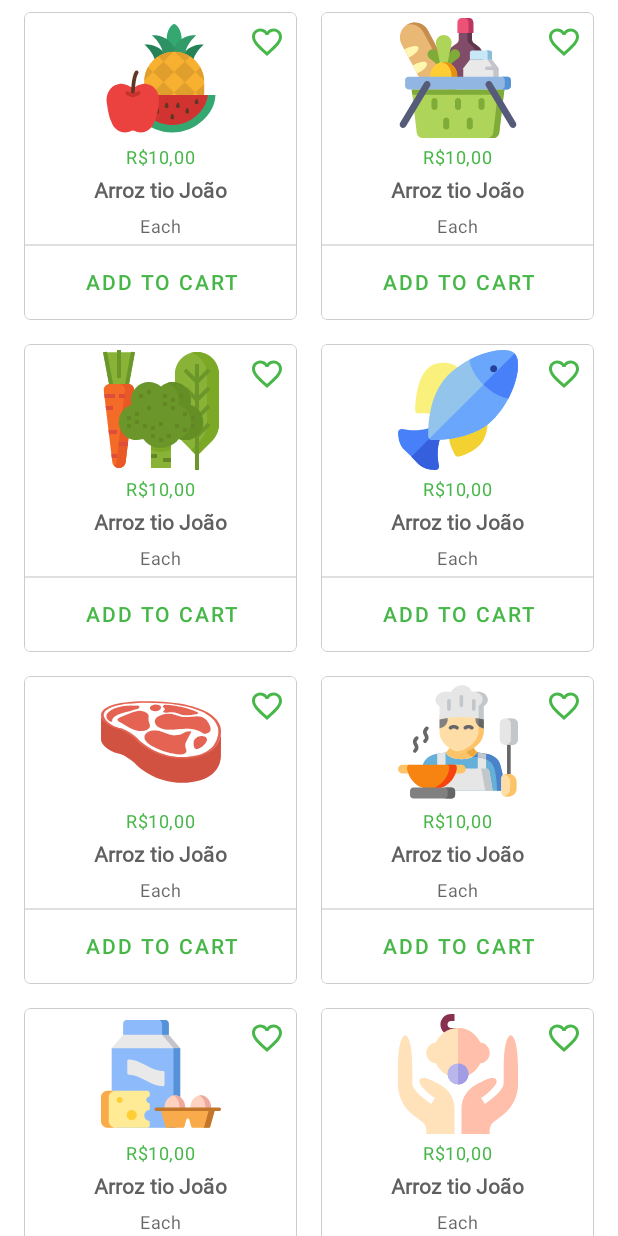
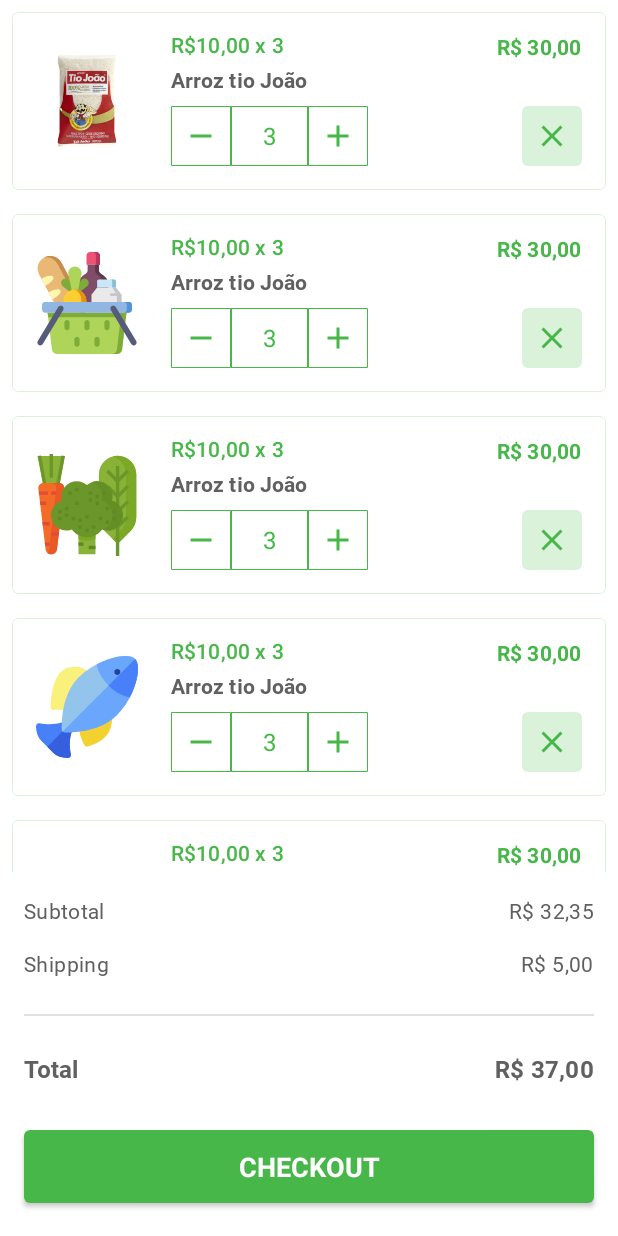
Before and after one commit to anthonylopez15/ecommerce, an Android app: the screen it shows after launch (MainActivity), on a phone screen of 412 x 824 dp. Run offline under Robolectric (Android 15) with nearby library versions, the phone set to English and light mode, and no system bars.

Commit message:
Implementing shop cart screen

```diff
--- a/app/build.gradle
+++ b/app/build.gradle
@@ -29,14 +29,14 @@ dependencies {
     implementation "org.jetbrains.kotlin:kotlin-stdlib:$kotlin_version"
     implementation 'androidx.core:core-ktx:1.1.0'
     implementation 'androidx.appcompat:appcompat:1.2.0'
-    implementation 'androidx.constraintlayout:constraintlayout:2.0.1'
+    implementation 'androidx.constraintlayout:constraintlayout:2.0.4'
     implementation 'androidx.legacy:legacy-support-v4:1.0.0'
     implementation 'com.google.android.material:material:1.3.0-alpha03'
     testImplementation 'junit:junit:4.12'
     androidTestImplementation 'androidx.test.ext:junit:1.1.2'
     androidTestImplementation 'androidx.test.espresso:espresso-core:3.3.0'
 
-    api 'com.google.android.material:material:1.1.0-alpha06'
+    api 'com.google.android.material:material:1.3.0-alpha03'
 
 
 
--- a/app/src/main/java/br/com/anthony/ecommerce/CategoryAdapter.kt
+++ b/app/src/main/java/br/com/anthony/ecommerce/CategoryAdapter.kt
@@ -29,7 +29,7 @@ class CategoryAdapter : RecyclerView.Adapter<CategoryAdapter.ViewHolder>() {
                 6 -> R.drawable.ic_cooking
                 7 -> R.drawable.ic_food
                 8 -> R.drawable.ic_baby_care
-                else -> R.drawable.ic_fruits
+                else -> R.mipmap.arroz_tio_joao
             }
         )
 
@@ -39,7 +39,7 @@ class CategoryAdapter : RecyclerView.Adapter<CategoryAdapter.ViewHolder>() {
 
         val layoutInflater = LayoutInflater.from(parent.context)
         val view = layoutInflater
-            .inflate(R.layout.product_item, parent, false)
+            .inflate(R.layout.cart_item, parent, false)
 
         return ViewHolder(view)
     }
--- /dev/null
+++ b/app/src/main/java/br/com/anthony/ecommerce/DynamicHeightImageView.java
@@ -0,0 +1,43 @@
+package br.com.anthony.ecommerce;
+
+import android.content.Context;
+import android.util.AttributeSet;
+import android.view.View;
+
+import androidx.appcompat.widget.AppCompatImageView;
+
+public class DynamicHeightImageView extends AppCompatImageView {
+
+    private double mHeightRatio;
+
+    public DynamicHeightImageView(Context context, AttributeSet attrs) {
+        super(context, attrs);
+    }
+
+    public DynamicHeightImageView(Context context) {
+        super(context);
+    }
+
+    public void setHeightRatio(double ratio) {
+        if (ratio != mHeightRatio) {
+            mHeightRatio = ratio;
+            requestLayout();
+        }
+    }
+
+    public double getHeightRatio() {
+        return mHeightRatio;
+    }
+
+    @Override
+    protected void onMeasure(int widthMeasureSpec, int heightMeasureSpec) {
+        if (mHeightRatio > 0.0) {
+            // set the image views size
+            int width = View.MeasureSpec.getSize(widthMeasureSpec);
+            int height = (int) (width * mHeightRatio);
+            setMeasuredDimension(width, height);
+        } else {
+            super.onMeasure(widthMeasureSpec, heightMeasureSpec);
+        }
+    }
+}
--- a/app/src/main/java/br/com/anthony/ecommerce/MainActivity.kt
+++ b/app/src/main/java/br/com/anthony/ecommerce/MainActivity.kt
@@ -17,12 +17,12 @@ class MainActivity : AppCompatActivity() {
 
     override fun onCreate(savedInstanceState: Bundle?) {
         super.onCreate(savedInstanceState)
-        setContentView(R.layout.fragment_categories)
+        setContentView(R.layout.fragment_cart)
 
-        viewManager = GridLayoutManager(this, 2)
+        viewManager = GridLayoutManager(this, 1)
         viewAdapter = CategoryAdapter()
 
-        recyclerView = findViewById(R.id.categories_list)
+        recyclerView = findViewById(R.id.cart_list)
         recyclerView.layoutManager = viewManager
         recyclerView.adapter = viewAdapter
     }
--- a/app/src/main/res/drawable-mdpi/square_border.xml
+++ b/app/src/main/res/drawable-mdpi/square_border.xml
@@ -3,8 +3,8 @@
     android:shape="rectangle">
     <solid android:color="@android:color/transparent" />
     <stroke
-        android:width="1dp"
+        android:width="0.5dp"
         android:color="@color/secondaryColor" />
 
-    <corners android:radius="2dp"/>
+<!--    <corners android:radius="2dp"/>-->
 </shape>
--- /dev/null
+++ b/app/src/main/res/drawable/ic_close.xml
@@ -0,0 +1,5 @@
+<vector android:height="24dp" android:tint="#48B749"
+    android:viewportHeight="24" android:viewportWidth="24"
+    android:width="24dp" xmlns:android="http://schemas.android.com/apk/res/android">
+    <path android:fillColor="@android:color/white" android:pathData="M19,6.41L17.59,5 12,10.59 6.41,5 5,6.41 10.59,12 5,17.59 6.41,19 12,13.41 17.59,19 19,17.59 13.41,12z"/>
+</vector>
--- /dev/null
+++ b/app/src/main/res/layout/cart_item.xml
@@ -0,0 +1,172 @@
+<?xml version="1.0" encoding="utf-8"?>
+<LinearLayout xmlns:android="http://schemas.android.com/apk/res/android"
+    xmlns:app="http://schemas.android.com/apk/res-auto"
+    xmlns:tools="http://schemas.android.com/tools"
+    android:layout_width="match_parent"
+    android:layout_height="wrap_content"
+    android:gravity="center"
+    android:orientation="vertical">
+
+
+    <com.google.android.material.card.MaterialCardView
+        android:id="@+id/card"
+        android:layout_width="match_parent"
+        android:layout_height="wrap_content"
+        android:layout_margin="8dp"
+        app:cardBackgroundColor="@android:color/white"
+        app:cardElevation="0dp"
+        app:layout_constraintTop_toTopOf="parent"
+        app:strokeColor="@color/secondaryVariantColor"
+        app:strokeWidth="0.8dp">
+
+        <androidx.constraintlayout.widget.ConstraintLayout
+            android:layout_width="match_parent"
+            android:layout_height="match_parent"
+            android:orientation="vertical">
+
+            <br.com.anthony.ecommerce.DynamicHeightImageView
+                android:id="@+id/image_product"
+                android:layout_width="100dp"
+                android:layout_height="100dp"
+                android:adjustViewBounds="true"
+                android:contentDescription="@string/todo"
+                android:padding="16dp"
+                android:scaleType="centerCrop"
+                app:layout_constraintBottom_toBottomOf="parent"
+                app:layout_constraintStart_toStartOf="parent"
+                app:layout_constraintTop_toTopOf="parent"
+                tools:srcCompat="@drawable/ic_fish" />
+
+            <LinearLayout
+                android:id="@+id/prod_details"
+                android:layout_width="wrap_content"
+                android:layout_height="wrap_content"
+                android:orientation="vertical"
+                android:layout_marginTop="8dp"
+                android:layout_marginStart="6dp"
+                app:layout_constraintStart_toEndOf="@id/image_product"
+                app:layout_constraintBottom_toTopOf="@id/buttons"
+                app:layout_constraintTop_toTopOf="parent">
+
+                <TextView
+                    android:layout_width="wrap_content"
+                    android:layout_height="wrap_content"
+                    android:layout_marginTop="4dp"
+                    android:layout_marginBottom="2dp"
+                    android:text="R$10,00 x 3"
+                    android:textAppearance="@style/TextAppearance.MaterialComponents.Subtitle2"
+                    android:textColor="?attr/colorAccent"
+                    android:textColorHint="@color/secondaryColor" />
+
+                <TextView
+                    android:id="@+id/product_desc"
+                    android:layout_width="wrap_content"
+                    android:layout_height="wrap_content"
+                    android:layout_marginTop="2dp"
+                    android:layout_marginBottom="4dp"
+                    android:fontFamily="@font/roboto_bold"
+                    android:text="Arroz tio João"
+                    android:textAppearance="@style/TextAppearance.MaterialComponents.Subtitle2"
+                    android:textColor="@color/primaryTextColor"
+                    android:textStyle="bold" />
+
+            </LinearLayout>
+
+
+            <androidx.constraintlayout.widget.ConstraintLayout
+                android:id="@+id/buttons"
+                android:layout_width="0dp"
+                android:layout_height="wrap_content"
+                android:layout_marginBottom="16dp"
+                android:layout_marginTop="4dp"
+                app:layout_constraintBottom_toBottomOf="parent"
+                app:layout_constraintStart_toStartOf="@+id/prod_details"
+                app:layout_constraintTop_toBottomOf="@id/prod_details">
+
+                <com.google.android.material.floatingactionbutton.ExtendedFloatingActionButton
+                    android:id="@+id/btn_remove"
+                    style="@style/Widget.App.FloatingActionButtonSquareCut"
+                    android:layout_width="wrap_content"
+                    android:layout_height="wrap_content"
+                    android:contentDescription="@string/todo"
+                    android:stateListAnimator="@null"
+                    app:collapsedSize="40dp"
+                    app:elevation="0dp"
+                    app:icon="@drawable/ic_remove"
+                    app:layout_constraintBottom_toBottomOf="parent"
+                    app:layout_constraintEnd_toStartOf="@+id/tv_quantity"
+                    app:layout_constraintStart_toStartOf="parent"
+                    app:layout_constraintTop_toTopOf="parent"
+                    app:strokeColor="@color/secondaryColor"
+                    app:strokeWidth="0.5dp" />
+
+                <TextView
+                    android:id="@+id/tv_quantity"
+                    android:layout_width="0dp"
+                    android:layout_height="0dp"
+                    android:background="@drawable/square_border"
+                    android:gravity="center"
+                    android:text="3"
+                    android:textAlignment="gravity"
+                    android:textAppearance="@style/TextAppearance.MaterialComponents.Body1"
+                    android:textColor="@color/colorAccent"
+                    app:layout_constraintBottom_toBottomOf="parent"
+                    app:layout_constraintEnd_toStartOf="@+id/btn_add"
+                    app:layout_constraintStart_toEndOf="@+id/btn_remove"
+                    app:layout_constraintTop_toTopOf="@id/btn_remove"
+                    app:layout_constraintWidth_percent="0.39" />
+
+                <com.google.android.material.floatingactionbutton.ExtendedFloatingActionButton
+                    android:id="@+id/btn_add"
+                    style="@style/Widget.App.FloatingActionButtonSquareCut"
+                    android:layout_width="wrap_content"
+                    android:layout_height="wrap_content"
+                    android:contentDescription="@string/todo"
+                    android:stateListAnimator="@null"
+                    app:collapsedSize="40dp"
+                    app:elevation="0dp"
+                    app:icon="@drawable/ic_add"
+                    app:layout_constraintBottom_toBottomOf="parent"
+                    app:layout_constraintEnd_toEndOf="parent"
+                    app:layout_constraintStart_toEndOf="@+id/tv_quantity"
+                    app:layout_constraintTop_toTopOf="@id/btn_remove"
+                    app:strokeColor="@color/secondaryColor"
+                    app:strokeWidth="0.5dp" />
+
+            </androidx.constraintlayout.widget.ConstraintLayout>
+
+            <TextView
+                android:id="@+id/cart_item_value"
+                android:layout_width="wrap_content"
+                android:layout_height="wrap_content"
+                android:layout_marginEnd="16dp"
+                android:layout_marginTop="5dp"
+                android:fontFamily="sans-serif"
+                android:text="R$ 30,00"
+                android:textAppearance="@style/TextAppearance.MaterialComponents.Subtitle2"
+                android:textColor="@color/secondaryColor"
+                android:textSize="14sp"
+                android:textStyle="bold"
+                app:layout_constraintEnd_toEndOf="parent"
+                app:layout_constraintTop_toTopOf="@id/prod_details" />
+
+            <com.google.android.material.floatingactionbutton.ExtendedFloatingActionButton
+                android:id="@+id/cancel_item"
+                style="@style/Widget.App.FloatingActionButtonSquareRounded"
+                android:layout_width="wrap_content"
+                android:layout_height="wrap_content"
+                android:stateListAnimator="@null"
+                app:backgroundTint="@color/secondaryVariantColor"
+                app:borderWidth="0dp"
+                app:collapsedSize="40dp"
+                app:elevation="0dp"
+                app:icon="@drawable/ic_close"
+                app:layout_constraintBottom_toBottomOf="@id/buttons"
+                app:layout_constraintEnd_toEndOf="@id/cart_item_value" />
+
+
+        </androidx.constraintlayout.widget.ConstraintLayout>
+
+    </com.google.android.material.card.MaterialCardView>
+
+</LinearLayout>
--- /dev/null
+++ b/app/src/main/res/layout/fragment_cart.xml
@@ -0,0 +1,108 @@
+<?xml version="1.0" encoding="utf-8"?>
+<androidx.constraintlayout.widget.ConstraintLayout xmlns:android="http://schemas.android.com/apk/res/android"
+    xmlns:app="http://schemas.android.com/apk/res-auto"
+    xmlns:tools="http://schemas.android.com/tools"
+    android:layout_width="match_parent"
+    android:layout_height="match_parent">
+
+
+    <androidx.recyclerview.widget.RecyclerView
+        android:id="@+id/cart_list"
+        android:layout_width="match_parent"
+        android:layout_height="0dp"
+        android:layout_marginBottom="16dp"
+        app:layoutManager="androidx.recyclerview.widget.LinearLayoutManager"
+        app:layout_constraintBottom_toTopOf="@id/subtotal_label"
+        app:layout_constraintEnd_toEndOf="parent"
+        app:layout_constraintStart_toStartOf="parent"
+        app:layout_constraintTop_toTopOf="parent"
+        app:spanCount="1"
+        tools:listitem="@layout/cart_item" />
+
+    <TextView
+        android:id="@+id/subtotal_label"
+        style="@style/TextViewNormal14"
+        android:layout_width="wrap_content"
+        android:layout_height="wrap_content"
+        android:layout_marginStart="16dp"
+        android:layout_marginBottom="16dp"
+        android:text="Subtotal"
+        app:layout_constraintBottom_toTopOf="@+id/shipping_label"
+        app:layout_constraintStart_toStartOf="parent" />
+
+    <TextView
+        android:id="@+id/shipping_label"
+        style="@style/TextViewNormal14"
+        android:layout_width="wrap_content"
+        android:layout_height="wrap_content"
+        android:layout_marginBottom="24dp"
+        android:text="Shipping"
+        app:layout_constraintBottom_toTopOf="@id/divider2"
+        app:layout_constraintStart_toStartOf="@id/subtotal_label" />
+
+    <TextView
+        android:id="@+id/textView"
+        style="@style/TextViewNormal14"
+        android:layout_width="wrap_content"
+        android:layout_height="wrap_content"
+        android:layout_marginEnd="16dp"
+        android:text="R$ 32,35"
+        app:layout_constraintEnd_toEndOf="parent"
+        app:layout_constraintTop_toTopOf="@+id/subtotal_label" />
+
+    <TextView
+        android:id="@+id/textView2"
+        style="@style/TextViewNormal14"
+        android:layout_width="wrap_content"
+        android:layout_height="wrap_content"
+        android:text="R$ 5,00"
+        app:layout_constraintEnd_toEndOf="@id/textView"
+        app:layout_constraintTop_toTopOf="@+id/shipping_label" />
+
+    <View
+        android:id="@+id/divider2"
+        android:layout_width="match_parent"
+        android:layout_height="1dp"
+        android:layout_marginStart="16dp"
+        android:layout_marginEnd="16dp"
+        android:layout_marginBottom="24dp"
+        android:background="?android:attr/listDivider"
+        app:layout_constraintBottom_toTopOf="@id/textView3"
+        app:layout_constraintEnd_toEndOf="parent"
+        app:layout_constraintStart_toStartOf="parent" />
+
+    <TextView
+        android:id="@+id/textView3"
+        android:layout_width="wrap_content"
+        android:layout_height="wrap_content"
+        android:layout_marginBottom="24dp"
+        android:text="Total"
+        app:layout_constraintBottom_toTopOf="@+id/button2"
+        app:layout_constraintStart_toStartOf="@id/subtotal_label"
+        style="@style/TextViewBold16" />
+
+    <TextView
+        android:id="@+id/textView4"
+        android:layout_width="wrap_content"
+        android:layout_height="wrap_content"
+        android:text="R$ 37,00"
+        style="@style/TextViewBold16"
+        app:layout_constraintEnd_toEndOf="@id/textView"
+        app:layout_constraintTop_toTopOf="@+id/textView3" />
+
+    <com.google.android.material.button.MaterialButton
+        android:id="@+id/button2"
+        style="@style/Button.Contained"
+        android:layout_width="0dp"
+        android:layout_height="wrap_content"
+        android:layout_marginStart="16dp"
+        android:layout_marginEnd="16dp"
+        android:layout_marginBottom="16dp"
+        android:text="CHECKOUT"
+        android:textStyle="bold"
+        app:layout_constraintBottom_toBottomOf="parent"
+        app:layout_constraintEnd_toEndOf="parent"
+        app:layout_constraintHorizontal_bias="0.6"
+        app:layout_constraintStart_toStartOf="parent" />
+
+</androidx.constraintlayout.widget.ConstraintLayout>
--- a/app/src/main/res/values/styles.xml
+++ b/app/src/main/res/values/styles.xml
@@ -1,4 +1,4 @@
-<resources>
+<resources xmlns:tools="http://schemas.android.com/tools">
     <!-- Base application theme. -->
     <style name="AppTheme" parent="Theme.MaterialComponents.Light.NoActionBar">
         <!-- Customize your theme here. -->
@@ -12,19 +12,29 @@
         <item name="font">@font/roboto</item>
     </style>
 
-    <style name="ShapeAppearance.App.SmallComponent" parent="ShapeAppearance.MaterialComponents.SmallComponent">
+    <style name="ShapeAppearance.App.SmallComponent.Rounded" parent="ShapeAppearance.MaterialComponents.SmallComponent">
         <item name="cornerFamily">rounded</item>
         <item name="cornerSize">4dp</item>
-        <item name="elevation">0dp</item>
     </style>
 
-    <style name="Widget.App.FloatingActionButtonSquare" parent="Widget.MaterialComponents.ExtendedFloatingActionButton.Icon">
+    <style name="Widget.App.FloatingActionButtonSquareRounded" parent="Widget.MaterialComponents.ExtendedFloatingActionButton.Icon">
         <item name="materialThemeOverlay">@style/ThemeOverlay.App.FloatingActionButton</item>
-        <item name="shapeAppearanceOverlay">@style/ShapeAppearance.App.SmallComponent</item>
+        <item name="shapeAppearanceOverlay">@style/ShapeAppearance.App.SmallComponent.Rounded</item>
    </style>
+
+    <style name="ShapeAppearance.App.SmallComponent.Cut" parent="ShapeAppearance.MaterialComponents.SmallComponent">
+        <item name="cornerFamily">cut</item>
+        <item name="cornerSize">0dp</item>
+    </style>
+
+    <style name="Widget.App.FloatingActionButtonSquareCut" parent="Widget.MaterialComponents.ExtendedFloatingActionButton.Icon">
+        <item name="materialThemeOverlay">@style/ThemeOverlay.App.FloatingActionButton</item>
+        <item name="shapeAppearanceOverlay">@style/ShapeAppearance.App.SmallComponent.Cut</item>
+    </style>
 
     <style name="Widget.App.FloatingActionButton" parent="Widget.MaterialComponents.FloatingActionButton">
         <item name="materialThemeOverlay">@style/ThemeOverlay.App.FloatingActionButton</item>
+        <item name="shapeAppearanceOverlay">@style/ShapeAppearance.App.SmallComponent.Rounded</item>
         <item name="android:foreground">@drawable/circle_border</item>
     </style>
 
@@ -89,4 +99,27 @@
         <item name="android:foreground">?attr/selectableItemBackgroundBorderless</item>
     </style>
 
+    <style name="Widget.App.Button.OutlinedButton.IconOnly" parent="Widget.MaterialComponents.Button.OutlinedButton">
+        <item name="iconPadding">0dp</item>
+        <item name="android:insetTop">0dp</item>
+        <item name="android:insetBottom">0dp</item>
+        <item name="android:paddingLeft">12dp</item>
+        <item name="android:paddingRight">12dp</item>
+        <item name="android:minWidth">48dp</item>
+        <item name="android:minHeight">48dp</item>
+    </style>
+
+    <style name="TextViewNormal14">
+        <item name="android:fontFamily">@font/roboto</item>
+        <item name="android:textAppearance">@style/TextAppearance.MaterialComponents.Body2</item>
+        <item name="android:textColor">@color/primaryTextColor</item>
+    </style>
+
+    <style name="TextViewBold16">
+        <item name="android:fontFamily">@font/roboto_bold</item>
+        <item name="android:textAppearance">@style/TextAppearance.MaterialComponents.Subtitle1
+        </item>
+        <item name="android:textColor">@color/primaryTextColor</item>
+    </style>
+
 </resources>
--- a/build.gradle
+++ b/build.gradle
@@ -6,7 +6,7 @@ buildscript {
         jcenter()
     }
     dependencies {
-        classpath "com.android.tools.build:gradle:4.0.1"
+        classpath 'com.android.tools.build:gradle:4.1.0'
         classpath "org.jetbrains.kotlin:kotlin-gradle-plugin:$kotlin_version"
 
         // NOTE: Do not place your application dependencies here; they belong
```
Also changed, not shown: app/src/main/res/font/roboto_bold.ttf (added), gradle/wrapper/gradle-wrapper.properties.
